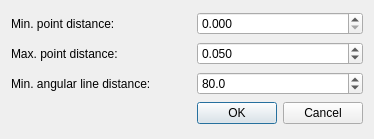
This is src/tools/map_viewer/ui/map_viewer_corner_param_dialog.ui in cogsys-tuebingen/cslibs_vectormaps as Qt 5 draws it before an edit. The edited form follows.
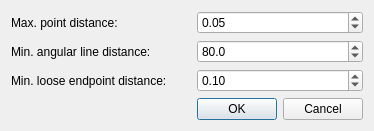
This is the edited form.

```diff
--- a/src/tools/map_viewer/ui/map_viewer_corner_param_dialog.ui
+++ b/src/tools/map_viewer/ui/map_viewer_corner_param_dialog.ui
@@ -7,14 +7,14 @@
     <x>0</x>
     <y>0</y>
     <width>370</width>
-    <height>139</height>
+    <height>131</height>
    </rect>
   </property>
   <property name="windowTitle">
    <string>Dialog</string>
   </property>
   <layout class="QGridLayout" name="gridLayout">
-   <item row="2" column="2">
+   <item row="1" column="2">
     <widget class="QLabel" name="label_min_angular_distance">
      <property name="sizePolicy">
       <sizepolicy hsizetype="Fixed" vsizetype="Preferred">
@@ -33,26 +33,10 @@
      </property>
     </widget>
    </item>
-   <item row="2" column="3">
-    <widget class="QDoubleSpinBox" name="doubleSpinBox_min_line_angle">
-     <property name="decimals">
-      <number>1</number>
-     </property>
-     <property name="minimum">
-      <double>0.000000000000000</double>
-     </property>
-     <property name="maximum">
-      <double>90.000000000000000</double>
-     </property>
-     <property name="value">
-      <double>80.000000000000000</double>
-     </property>
-    </widget>
-   </item>
-   <item row="1" column="3">
+   <item row="0" column="3">
     <widget class="QDoubleSpinBox" name="doubleSpinBox_max_corner_distance">
      <property name="decimals">
-      <number>3</number>
+      <number>2</number>
      </property>
      <property name="maximum">
       <double>10.000000000000000</double>
@@ -62,17 +46,7 @@
      </property>
     </widget>
    </item>
-   <item row="0" column="3">
-    <widget class="QDoubleSpinBox" name="doubleSpinBox_min_endpoint_distance">
-     <property name="decimals">
-      <number>3</number>
-     </property>
-     <property name="maximum">
-      <double>10.000000000000000</double>
-     </property>
-    </widget>
-   </item>
-   <item row="1" column="2">
+   <item row="0" column="2">
     <widget class="QLabel" name="label_max_point_distance">
      <property name="sizePolicy">
       <sizepolicy hsizetype="Fixed" vsizetype="Preferred">
@@ -91,10 +65,19 @@
      </property>
     </widget>
    </item>
-   <item row="0" column="2">
-    <widget class="QLabel" name="label_min_point_distance">
-     <property name="text">
-      <string>Min. point distance:</string>
+   <item row="1" column="3">
+    <widget class="QDoubleSpinBox" name="doubleSpinBox_min_line_angle">
+     <property name="decimals">
+      <number>1</number>
+     </property>
+     <property name="minimum">
+      <double>0.000000000000000</double>
+     </property>
+     <property name="maximum">
+      <double>90.000000000000000</double>
+     </property>
+     <property name="value">
+      <double>80.000000000000000</double>
      </property>
     </widget>
    </item>
@@ -108,6 +91,29 @@
      </property>
     </widget>
    </item>
+   <item row="2" column="2">
+    <widget class="QLabel" name="label">
+     <property name="text">
+      <string>Min. loose endpoint distance:</string>
+     </property>
+    </widget>
+   </item>
+   <item row="2" column="3">
+    <widget class="QDoubleSpinBox" name="doubleSpinBox_min_loose_endpoint_distance">
+     <property name="minimum">
+      <double>0.000000000000000</double>
+     </property>
+     <property name="maximum">
+      <double>1.000000000000000</double>
+     </property>
+     <property name="singleStep">
+      <double>0.010000000000000</double>
+     </property>
+     <property name="value">
+      <double>0.100000000000000</double>
+     </property>
+    </widget>
+   </item>
   </layout>
  </widget>
  <resources/>
```
